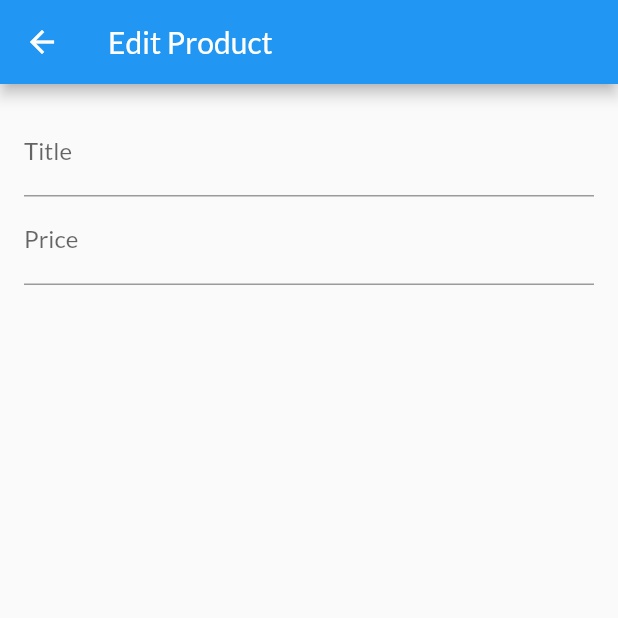
After one commit to saih3/shop-app, a Flutter app: the EditProductScreen screen opened by its route, on a phone screen of 412 x 824 dp, the top half of it. The commit adds this screen. Run offline on Flutter 3.47's test engine with Material 2 defaults, Android fonts, the phone set to English and light mode, and no system bars; network calls fail.

Commit message:
done with episode 223

```diff
--- a/lib/main.dart
+++ b/lib/main.dart
@@ -5,6 +5,7 @@ import 'package:shop_app/providers/cart.dart';
 import 'package:shop_app/providers/orders.dart';
 import 'package:shop_app/providers/products.dart';
 import 'package:shop_app/screens/cart_screen.dart';
+import 'package:shop_app/screens/edit_product_screen.dart';
 import 'package:shop_app/screens/orders_screen.dart';
 import 'package:shop_app/screens/product_detail_screen.dart';
 import 'package:shop_app/screens/products_overview_screen.dart';
@@ -43,6 +44,7 @@ class MyApp extends StatelessWidget {
           CartScreen.routeName: (ctx) => CartScreen(),
           OrdersScreen.routeName: (ctx) => OrdersScreen(),
           UserProductsScreen.routeName: (ctx) => UserProductsScreen(),
+          EditProductScreen.routeName: (ctx) => EditProductScreen(),
         },
       ),
     );
--- /dev/null
+++ b/lib/screens/edit_product_screen.dart
@@ -0,0 +1,48 @@
+import 'package:flutter/material.dart';
+
+class EditProductScreen extends StatefulWidget {
+  const EditProductScreen({Key? key}) : super(key: key);
+  static const routeName = '/edit-product';
+
+  @override
+  _EditProductScreenState createState() => _EditProductScreenState();
+}
+
+class _EditProductScreenState extends State<EditProductScreen> {
+  final _priceFocusNode = FocusNode();
+
+  @override
+  Widget build(BuildContext context) {
+    return Scaffold(
+      appBar: AppBar(
+        title: Text('Edit Product'),
+      ),
+      body: Padding(
+        padding: const EdgeInsets.all(16.0),
+        child: Form(
+          child: ListView(
+            children: [
+              TextFormField(
+                decoration: InputDecoration(
+                  labelText: 'Title',
+                ),
+                textInputAction: TextInputAction.next,
+                onFieldSubmitted: (_) {
+                  FocusScope.of(context).requestFocus(_priceFocusNode);
+                },
+              ),
+              TextFormField(
+                decoration: InputDecoration(
+                  labelText: 'Price',
+                ),
+                textInputAction: TextInputAction.next,
+                keyboardType: TextInputType.number,
+                focusNode: _priceFocusNode,
+              ),
+            ],
+          ),
+        ),
+      ),
+    );
+  }
+}
--- a/lib/screens/user_products_screen.dart
+++ b/lib/screens/user_products_screen.dart
@@ -1,6 +1,7 @@
 import 'package:flutter/material.dart';
 import 'package:provider/provider.dart';
 import 'package:shop_app/providers/products.dart';
+import 'package:shop_app/screens/edit_product_screen.dart';
 import 'package:shop_app/widget/app_drawer.dart';
 import 'package:shop_app/widget/user_product_item.dart';
 
@@ -15,7 +16,9 @@ class UserProductsScreen extends StatelessWidget {
         title: const Text('Your Products'),
         actions: [
           IconButton(
-            onPressed: () {},
+            onPressed: () {
+              Navigator.of(context).pushNamed(EditProductScreen.routeName);
+            },
             icon: const Icon(Icons.add),
           ),
         ],
```
